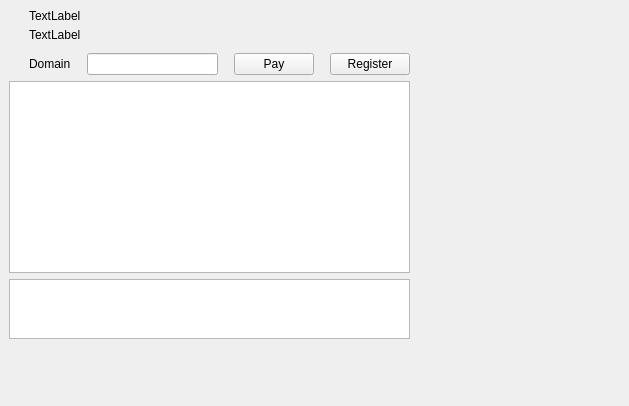
Qt form src/qt/passion/subscription/subscriptionwidget.ui (PassionCash/PassionCashCoin) before a commit.
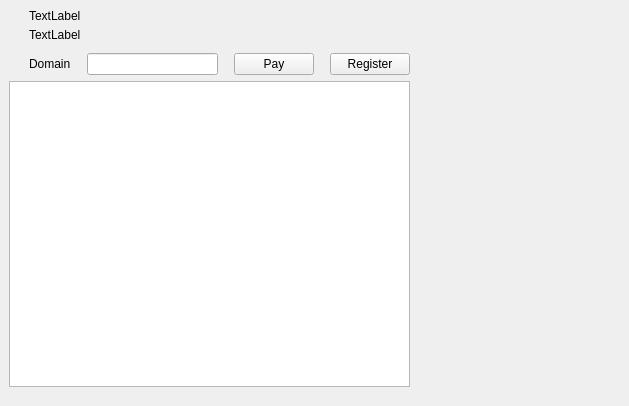
The same form after that commit. Custom widgets are drawn as their Qt base class.

```diff
--- a/src/qt/passion/subscription/subscriptionwidget.ui
+++ b/src/qt/passion/subscription/subscriptionwidget.ui
@@ -191,31 +191,18 @@
         </property>
        </widget>
       </item>
-      <item>
-       <widget class="QPlainTextEdit" name="txtDebug">
-        <property name="minimumSize">
-         <size>
-          <width>0</width>
-          <height>60</height>
-         </size>
-        </property>
-        <property name="maximumSize">
-         <size>
-          <width>16777215</width>
-          <height>60</height>
-         </size>
-        </property>
-       </widget>
-      </item>
       <item>
        <spacer name="verticalSpacer_2">
         <property name="orientation">
          <enum>Qt::Vertical</enum>
         </property>
+        <property name="sizeType">
+         <enum>QSizePolicy::Fixed</enum>
+        </property>
         <property name="sizeHint" stdset="0">
          <size>
           <width>20</width>
-          <height>40</height>
+          <height>10</height>
          </size>
         </property>
        </spacer>
```
